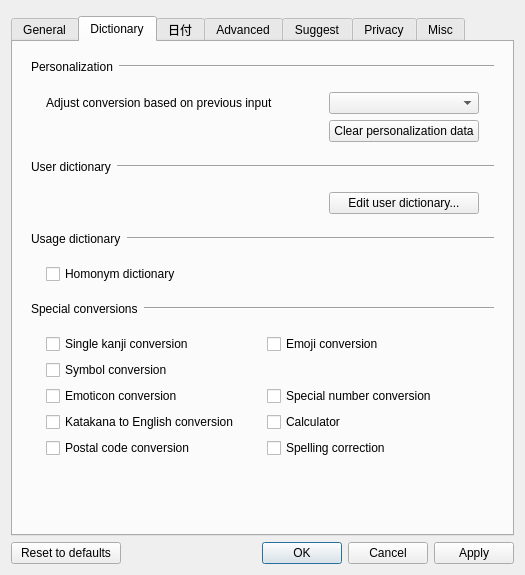
Above: src/gui/config_dialog/config_dialog.ui from hglasswater-boop/mozkey-date before the change. Below: the same form after it.
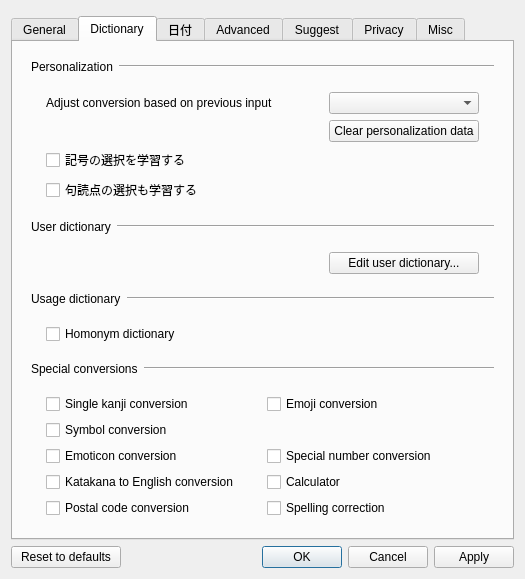
That is the form after the change. The open tabs and pages were chosen to show the change. Custom widgets are drawn as their Qt base class.

Commit message: Learn explicit symbol-key choices from live conversion

```diff
--- a/src/gui/config_dialog/config_dialog.ui
+++ b/src/gui/config_dialog/config_dialog.ui
@@ -438,6 +438,26 @@
             <property name="bottomMargin">
              <number>9</number>
             </property>
+            <item row="2" column="0" colspan="2">
+             <widget class="QCheckBox" name="symbolChoiceLearningCheckBox">
+              <property name="text">
+               <string>記号の選択を学習する</string>
+              </property>
+              <property name="toolTip">
+               <string>ライブ変換・予測で明示的に選んだ記号を次回から優先します。数字・英字キーは対象外です。</string>
+              </property>
+             </widget>
+            </item>
+            <item row="3" column="0" colspan="2">
+             <widget class="QCheckBox" name="punctuationChoiceLearningCheckBox">
+              <property name="text">
+               <string>句読点の選択も学習する</string>
+              </property>
+              <property name="toolTip">
+               <string>「、。,.」などの句読点も記号選択学習の対象にします。</string>
+              </property>
+             </widget>
+            </item>
             <item row="1" column="1">
              <widget class="QPushButton" name="clearUserHistoryButton">
               <property name="text">
```
The commit also changes 9 other files.
